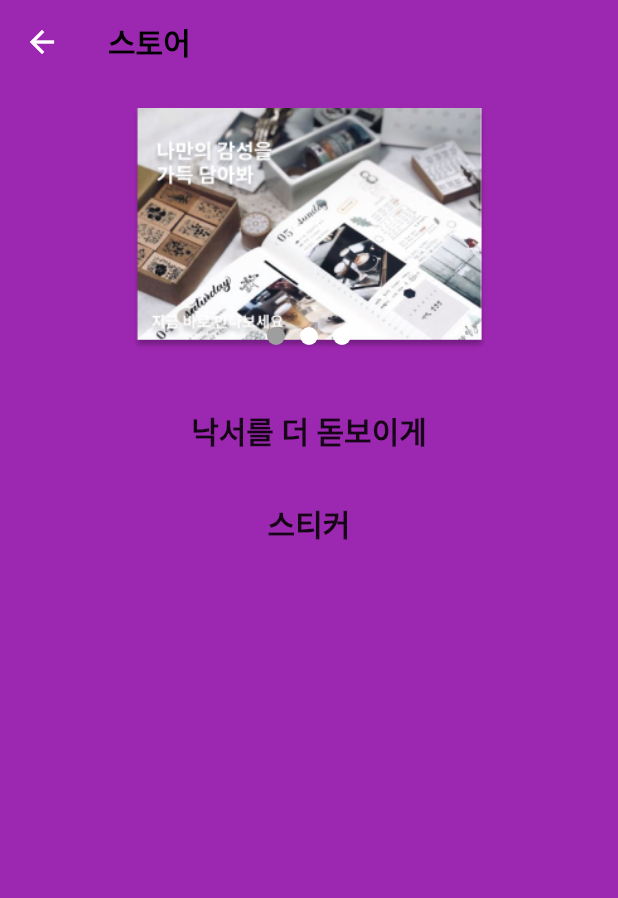
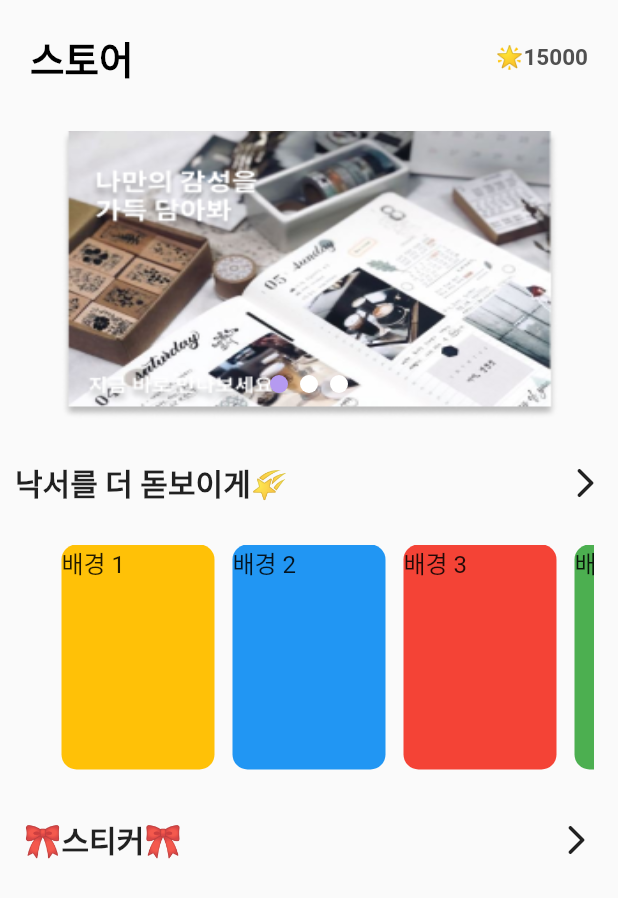
Before and after one commit to estar1996/SpaceIn, a Flutter app: the ShopPage screen opened directly, on a phone screen of 412 x 824 dp. Shown: the top 898 px of the screen. Run offline on Flutter 3.47's test engine with Material 2 defaults, Android fonts, the phone set to English and light mode, and no system bars; drawn by our look-alikes of flutter_carousel_widget, page_indicator; our stand-ins replace dio, geolocator, location; missing offline and left inert: flutter_naver_map, geolocator_platform_interface.

Commit message:
[FE] marker, shop edit

```diff
--- a/frontend/lib/page/shop/shop_page.dart
+++ b/frontend/lib/page/shop/shop_page.dart
@@ -1,5 +1,6 @@
 import 'package:flutter/material.dart';
 import 'package:page_indicator/page_indicator.dart';
+import 'package:flutter_carousel_widget/flutter_carousel_widget.dart';
 
 class ShopPage extends StatefulWidget {
   const ShopPage({super.key});
@@ -29,37 +30,60 @@ class _ShopPageState extends State<ShopPage> {
   @override
   Widget build(BuildContext context) {
     return Scaffold(
-      backgroundColor: Colors.purple,
-      appBar: AppBar(
-        title: const Text(
-          '스토어',
-          style: TextStyle(
-              color: Colors.black, fontSize: 20, fontWeight: FontWeight.bold),
-        ),
-        backgroundColor: Colors.white.withOpacity(0),
-        elevation: 0,
-      ),
       body: Column(
         children: [
-          // 인기순위
           Container(
-            height: 200,
-            padding: const EdgeInsets.all(16),
+            padding: const EdgeInsets.symmetric(horizontal: 20, vertical: 20),
+            child: SafeArea(
+              child: Row(
+                mainAxisAlignment: MainAxisAlignment.spaceBetween,
+                children: const [
+                  Text(
+                    '스토어',
+                    style: TextStyle(
+                        color: Colors.black,
+                        fontSize: 25,
+                        fontWeight: FontWeight.bold),
+                  ),
+                  Text(
+                    '🌟15000',
+                    style: TextStyle(
+                        color: Color.fromARGB(255, 80, 80, 80),
+                        fontSize: 15,
+                        fontWeight: FontWeight.bold),
+                  )
+                ],
+              ),
+            ),
+          ),
+
+          // 우주인 추천
+          Container(
+            height: 220,
+            padding: const EdgeInsets.symmetric(horizontal: 40, vertical: 10),
             child: PageIndicatorContainer(
               key: key,
+              indicatorSelectorColor: const Color.fromARGB(255, 181, 154, 240),
+              indicatorColor: Colors.white,
+              padding: const EdgeInsets.all(25),
               align: IndicatorAlign.bottom,
               length: 3,
-              indicatorSpace: 10.0,
+              indicatorSpace: 8.0,
               child: PageView(
                 controller: controller,
                 children: const <Widget>[
                   Image(
+                    fit: BoxFit.fill,
                     image: AssetImage('assets/ShopBanner_1.png'),
                   ),
                   Image(
+                    width: 300,
+                    fit: BoxFit.fill,
                     image: AssetImage('assets/ShopBanner_2.png'),
                   ),
                   Image(
+                    width: 300,
+                    fit: BoxFit.fill,
                     image: AssetImage('assets/ShopBanner_3.png'),
                   ),
                 ],
@@ -67,17 +91,74 @@ class _ShopPageState extends State<ShopPage> {
             ),
           ),
           Container(
-            padding: const EdgeInsets.all(16),
-            child: const Text(
-              '낙서를 더 돋보이게',
-              style: TextStyle(fontSize: 20, fontWeight: FontWeight.bold),
+            padding: const EdgeInsets.all(10),
+            child: Row(
+              mainAxisAlignment: MainAxisAlignment.spaceBetween,
+              children: const [
+                Text(
+                  '낙서를 더 돋보이게🌠',
+                  style: TextStyle(fontSize: 20, fontWeight: FontWeight.bold),
+                ),
+                //아이콘 누르면 배경이나 스티커 리스트로 모달띄우기
+                Icon(Icons.arrow_forward_ios_rounded),
+              ],
             ),
           ),
           Container(
             padding: const EdgeInsets.all(16),
-            child: const Text(
-              '스티커',
-              style: TextStyle(fontSize: 20, fontWeight: FontWeight.bold),
+            child: FlutterCarousel(
+              options: CarouselOptions(
+                viewportFraction: 0.3,
+                height: 150.0,
+                initialPage: 1,
+                showIndicator: false,
+              ),
+              items: [1, 2, 3, 4, 5].map((i) {
+                Color itemColor;
+                if (i == 1) {
+                  itemColor = Colors.amber;
+                } else if (i == 2) {
+                  itemColor = Colors.blue;
+                } else if (i == 3) {
+                  itemColor = Colors.red;
+                } else if (i == 4) {
+                  itemColor = Colors.green;
+                } else {
+                  itemColor = Colors.orange;
+                }
+                return Builder(
+                  builder: (BuildContext context) {
+                    return Container(
+                      width: MediaQuery.of(context).size.width,
+                      margin: const EdgeInsets.symmetric(horizontal: 6.0),
+                      decoration: BoxDecoration(
+                        color: itemColor,
+                        borderRadius:
+                            const BorderRadius.all(Radius.circular(10)),
+                      ),
+                      child: Text(
+                        '배경 $i',
+                        style: const TextStyle(fontSize: 16.0),
+                      ),
+                    );
+                  },
+                );
+              }).toList(),
+            ),
+          ),
+
+          Container(
+            padding: const EdgeInsets.all(16),
+            child: Row(
+              mainAxisAlignment: MainAxisAlignment.spaceBetween,
+              children: const [
+                Text(
+                  '🎀스티커🎀',
+                  style: TextStyle(fontSize: 20, fontWeight: FontWeight.bold),
+                ),
+                //아이콘 누르면 배경이나 스티커 리스트로 모달띄우기
+                Icon(Icons.arrow_forward_ios_rounded),
+              ],
             ),
           ),
           // 이미지 리스트
--- a/frontend/lib/src/map/mainmap.dart
+++ b/frontend/lib/src/map/mainmap.dart
@@ -25,6 +25,7 @@ class _MainMapState extends State<MainMap> {
   void initState() {
     super.initState();
     _gainCurrentLocation();
+    _loadMarkers();
   }
 
   void _gainCurrentLocation() async {
@@ -105,7 +106,8 @@ class _MainMapState extends State<MainMap> {
     setState(() {});
   }
 
-  void _showModal(Map<String, dynamic> item) {
+  void _showModal(List<String> contents) {
+    if (contents.isEmpty) return; // Exit if there are no contents
     showModalBottomSheet(
       context: context,
       shape: const RoundedRectangleBorder(
@@ -121,8 +123,9 @@ class _MainMapState extends State<MainMap> {
             mainAxisSize: MainAxisSize.min,
             crossAxisAlignment: CrossAxisAlignment.start,
             children: [
+              for (final content in contents)
                 Text(
-                item['content'] ?? '', // marker의 content 보여주기
+                  content,
                   style: const TextStyle(
                     fontSize: 24,
                     fontWeight: FontWeight.bold,
@@ -140,7 +143,11 @@ class _MainMapState extends State<MainMap> {
         await rootBundle.loadString('lib/src/map/markerlist.json');
     final List<dynamic> jsonResult = json.decode(data);
 
-    final markers = jsonResult.map((item) {
+    final Map<NLatLng, List<String>> markerContents = {};
+
+    final List<NMarker> markers = [];
+
+    for (final item in jsonResult) {
       final String id = item['key'];
       final double latitude = item['latitude'];
       final double longitude = item['longitude'];
@@ -149,38 +156,100 @@ class _MainMapState extends State<MainMap> {
         'assets/Star2.png',
       );
       const markerSize = Size(40, 40);
+      final String content = item['content'];
+
+      final List<String>? existingMarkerContents = markerContents[position];
+      if (existingMarkerContents != null) {
+        existingMarkerContents.add(content);
+      } else {
+        markerContents[position] = [content];
+      }
+
       final marker = NMarker(
         id: id,
         position: position,
         icon: myMarkerIcon,
         size: markerSize,
       );
+      // Check if content has multiple items
+      final List<String>? markerContent = markerContents[marker.position];
+      if (markerContent != null && markerContent.length > 1) {
+        marker.setIcon(const NOverlayImage.fromAssetImage(
+          'assets/Star2_1.png',
+        ));
+      }
+      markers.add(marker);
+    }
 
-      if (_currentPosition != null) {
+    final addableMarkers = markers.toSet();
+    _controller?.addOverlayAll(addableMarkers);
+
+    setState(() {});
+
+    for (final marker in addableMarkers) {
+      marker.setOnTapListener((marker) {
         final double distance = Geolocator.distanceBetween(
           _currentPosition!.latitude,
           _currentPosition!.longitude,
-          position.latitude,
-          position.longitude,
+          marker.position.latitude,
+          marker.position.longitude,
         );
-
         if (distance <= 300) {
-          // 100m 반경 이내의 마커만 필터링
-          marker.setOnTapListener((marker) {
-            // 마커를 클릭했을 때 실행할 코드
-            _showModal(item);
+          final List<String>? markerContent = markerContents[marker.position];
+          if (markerContent != null) {
+            _showModal(markerContent);
+          }
+        }
       });
     }
   }
 
-      return marker;
-    }).toList();
+  // Future<void> _loadMarkers() async {
+  //   final String data =
+  //       await rootBundle.loadString('lib/src/map/markerlist.json');
+  //   final List<dynamic> jsonResult = json.decode(data);
 
-    final addableMarkers = markers.map((marker) => marker).toSet();
-    _controller?.addOverlayAll(addableMarkers);
+  //   final markers = jsonResult.map((item) {
+  //     final String id = item['key'];
+  //     final double latitude = item['latitude'];
+  //     final double longitude = item['longitude'];
+  //     final NLatLng position = NLatLng(latitude, longitude);
+  //     const myMarkerIcon = NOverlayImage.fromAssetImage(
+  //       'assets/Star2.png',
+  //     );
+  //     const markerSize = Size(40, 40);
+  //     final marker = NMarker(
+  //       id: id,
+  //       position: position,
+  //       icon: myMarkerIcon,
+  //       size: markerSize,
+  //     );
 
-    setState(() {});
-  }
+  //     if (_currentPosition != null) {
+  //       final double distance = Geolocator.distanceBetween(
+  //         _currentPosition!.latitude,
+  //         _currentPosition!.longitude,
+  //         position.latitude,
+  //         position.longitude,
+  //       );
+
+  //       if (distance <= 300) {
+  //         // 100m 반경 이내의 마커만 필터링
+  //         marker.setOnTapListener((marker) {
+  //           // 마커를 클릭했을 때 실행할 코드
+  //           _showModal(item);
+  //         });
+  //       }
+  //     }
+
+  //     return marker;
+  //   }).toList();
+
+  //   final addableMarkers = markers.map((marker) => marker).toSet();
+  //   _controller?.addOverlayAll(addableMarkers);
+
+  //   setState(() {});
+  // }
 
 //마커 추가하기
 
--- a/frontend/pubspec.yaml
+++ b/frontend/pubspec.yaml
@@ -42,6 +42,9 @@ dependencies:
   dio: ^5.1.2
   page_indicator: ^0.4.1
   carousel_indicator: ^1.0.6
+  dots_indicator: ^3.0.0
+  flutter_carousel_widget: ^2.0.2
+  http: ^0.13.6
 
 dev_dependencies:
   flutter_test:
```
Also changed, not shown: frontend/pubspec.lock. Lines whose indentation alone changed are shown as unchanged.
